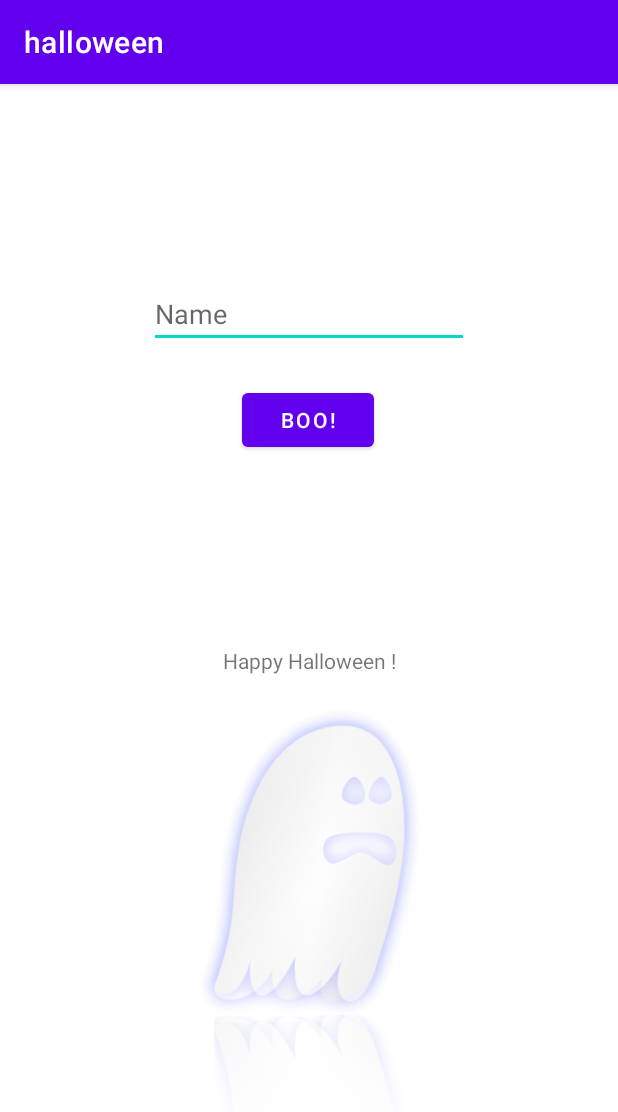
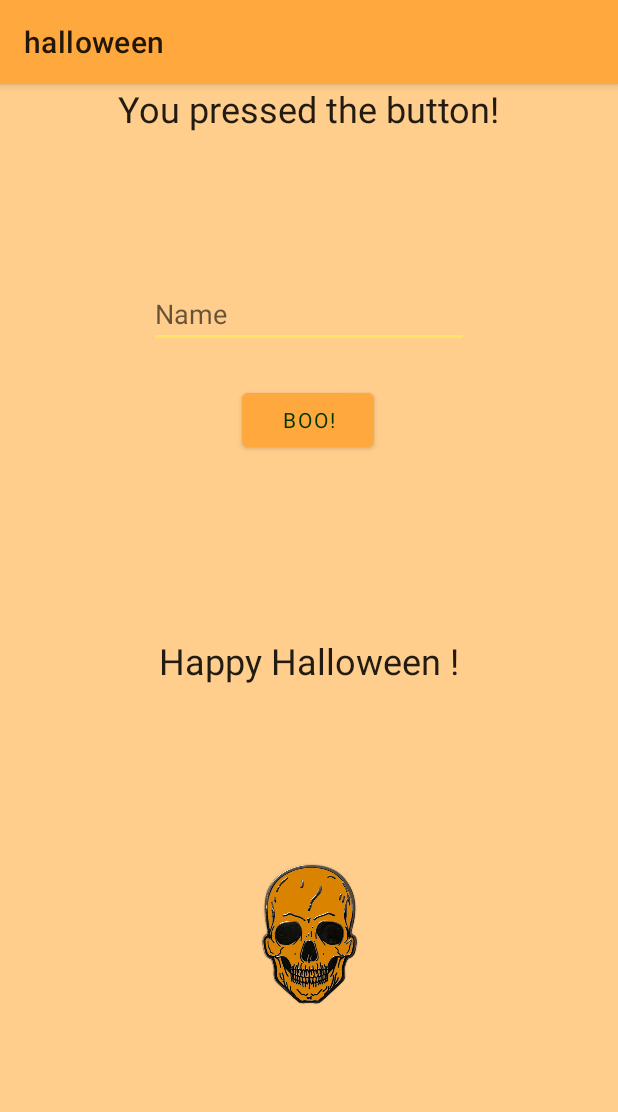
Before and after one commit to grace525/MAD-GraceGeer, an Android app: the screen it shows after launch (MainActivity), after a tap on "BOO!", on a phone screen of 412 x 824 dp. Shown: the top 1112 px of the screen. Run offline under Robolectric (Android 15) with nearby library versions, the phone set to English and light mode, and no system bars.

Commit message:
Add files via upload

```diff
--- a/halloween/app/src/main/AndroidManifest.xml
+++ b/halloween/app/src/main/AndroidManifest.xml
@@ -8,7 +8,7 @@
         android:label="@string/app_name"
         android:roundIcon="@mipmap/ic_launcher_round"
         android:supportsRtl="true"
-        android:theme="@style/Theme.Halloween">
+        android:theme="@style/Theme.Autumn">
         <activity
             android:name=".MainActivity"
             android:exported="true">
--- a/halloween/app/src/main/java/com/example/halloween/MainActivity.kt
+++ b/halloween/app/src/main/java/com/example/halloween/MainActivity.kt
@@ -14,11 +14,19 @@ class MainActivity : AppCompatActivity() {
 
     fun sayBoo(view: android.view.View) {
         val booText = findViewById<TextView>(R.id.textMessage)
+        val changeThis = findViewById<TextView>(R.id.newText)
+//        val booImage = findViewById<ImageView>(R.id.imageView)
         val editName = findViewById<EditText>(R.id.editTextName)
         val name = editName.text
         booText.text = "Happy Halloween " + name + "!"
+        changeThis.text = "You pressed the button!"
+        val imageSkull = findViewById<ImageView>(R.id.imageView)
+        imageSkull.setImageResource(R.drawable.skull)
+//        booImage.setBackgroundResource = (R.drawable.skull)
 
-        val imageGhost = findViewById<ImageView>(R.id.imageView)
-        imageGhost.setImageResource(R.drawable.ghost)
+
+
+//        val imageGhost = findViewById<ImageView>(R.id.imageView)
+//        imageGhost.setImageResource(R.drawable.ghost)
     }
 }
--- /dev/null
+++ b/halloween/app/src/main/res/font/eater.xml
@@ -0,0 +1,4 @@
+<?xml version="1.0" encoding="utf-8"?>
+<font-family xmlns:android="http://schemas.android.com/apk/res/android">
+
+</font-family>
--- a/halloween/app/src/main/res/layout/activity_main.xml
+++ b/halloween/app/src/main/res/layout/activity_main.xml
@@ -52,4 +52,13 @@
         app:layout_constraintTop_toBottomOf="@+id/editTextName"
         app:srcCompat="@drawable/ghost" />
 
+    <TextView
+        android:id="@+id/newText"
+        android:layout_width="wrap_content"
+        android:layout_height="wrap_content"
+        android:text="You didn't press the button yet"
+        app:layout_constraintEnd_toEndOf="parent"
+        app:layout_constraintStart_toStartOf="parent"
+        tools:layout_editor_absoluteY="70dp" />
+
 </androidx.constraintlayout.widget.ConstraintLayout>
--- a/halloween/app/src/main/res/values/colors.xml
+++ b/halloween/app/src/main/res/values/colors.xml
@@ -8,4 +8,12 @@
     <color name="black">#FF000000</color>
     <color name="white">#FFFFFFFF</color>
     <color name="orange">#F1862F</color>
+
+    <color name="primaryColor">#ffa83d</color>
+    <color name="primaryDarkColor">#b5772a</color>
+    <color name="primaryLightColor">#ffe561</color>
+    <color name="primaryTextColor">#003604</color>
+    <color name="secondaryColor">#40d668</color>
+    <color name="secondaryLightColor">#ffcd8c</color>
+    <color name="secondaryTextColor">#2e2e2e</color>
 </resources>
--- a/halloween/app/src/main/res/values/themes.xml
+++ b/halloween/app/src/main/res/values/themes.xml
@@ -15,4 +15,23 @@
 <!--        <item name="android:background">@color/orange</item>-->
 <!--        <style name="Theme.Autumn" parent="Theme.MaterialComponents.DayNight"></style>-->
     </style>
+
+
+    <style name="Theme.Autumn" parent="Theme.MaterialComponents.DayNight">
+        <item name="colorPrimary">@color/primaryColor</item>
+        <item name="colorPrimaryDark">@color/primaryDarkColor</item>
+        <item name="colorAccent">@color/primaryLightColor</item>
+        <item name="colorOnPrimary">@color/primaryTextColor</item>
+        <item name="colorSecondary">@color/secondaryColor</item>
+        <item name="colorSecondaryVariant">@color/secondaryLightColor</item>
+        <item name="colorOnSecondary">@color/secondaryTextColor</item>
+        <item name="android:colorBackground">@color/secondaryLightColor</item>
+        <item name="android:textViewStyle">@style/halloweenTextStyle</item>
+        <item name="android:fontFamily">@font/eater</item>
+    </style>
+
+    <style name="halloweenTextStyle">
+        <item name="android:textAppearance">@style/TextAppearance.MaterialComponents.Headline5</item>
+    </style>
+
 </resources>
```
Also changed, not shown: halloween/app/src/main/res/drawable-v24/skull.png (added).
